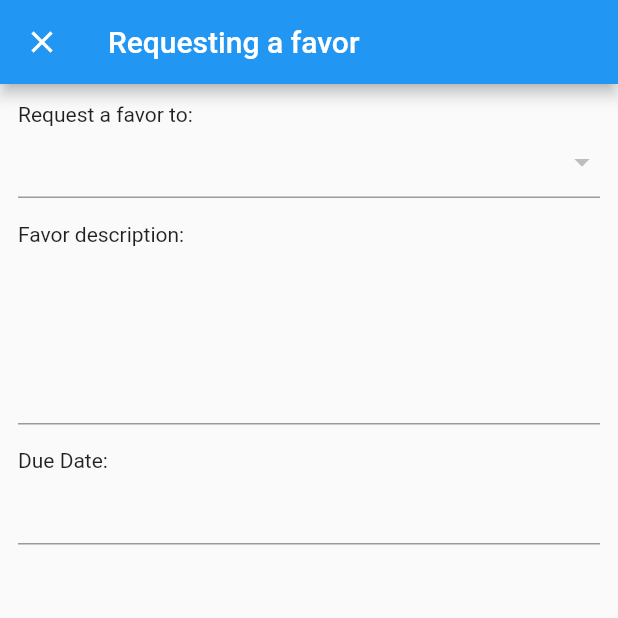
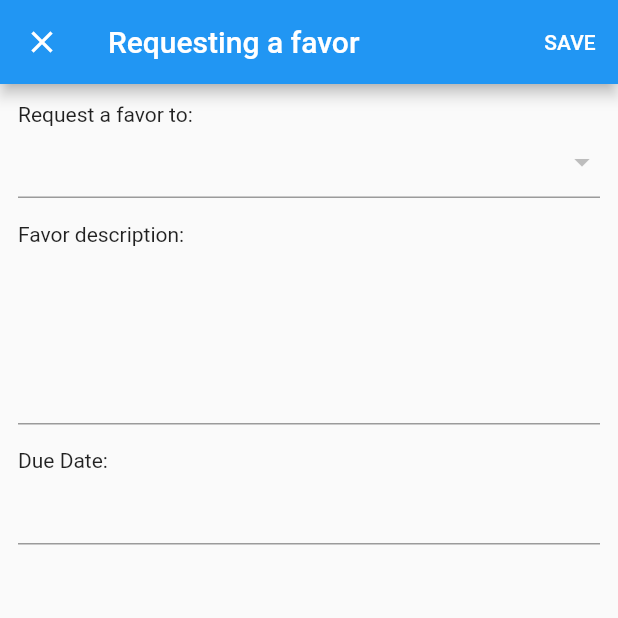
Before and after one commit to RyouMon/FavorManagerApp, a Flutter app: the RequestFavorPage screen opened directly, on a phone screen of 412 x 824 dp, the top half of it. Run offline on Flutter 3.47's test engine with Material 2 defaults, Android fonts, the phone set to English and light mode, and no system bars; drawn by our look-alikes of datetime_picker_formfield; network calls fail.

Commit message:
refactor: change SAVE text to white

```diff
--- a/lib/main.dart
+++ b/lib/main.dart
@@ -263,7 +263,13 @@ class RequestFavorPage extends StatelessWidget {
           title: Text("Requesting a favor"),
           leading: CloseButton(),
           actions: <Widget>[
-            TextButton(onPressed: () {}, child: Text("SAVE")),
+            TextButton(
+              onPressed: () {},
+              child: Text("SAVE"),
+              style: ButtonStyle(
+                  foregroundColor:
+                      MaterialStateProperty.all<Color>(Colors.white)),
+            ),
           ],
         ),
         body: Padding(
```
